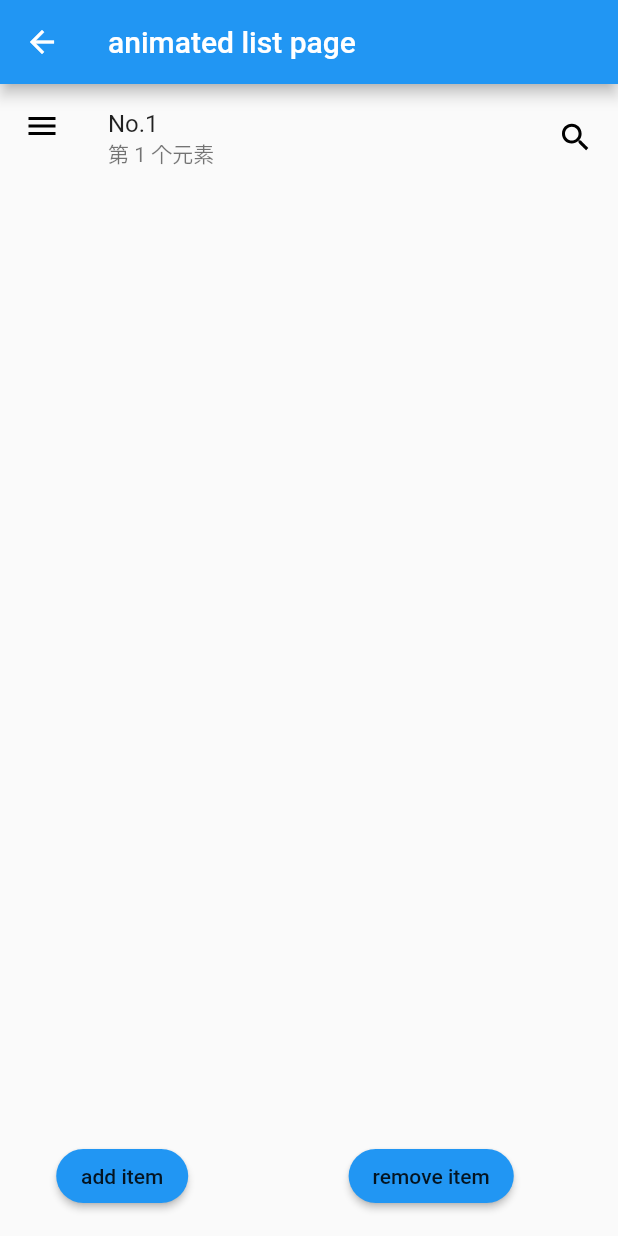
After one commit to K423-D/flutter_animations, a Flutter app: the AnimatedListPage screen opened by its route, after a tap on "add item", on a phone screen of 412 x 824 dp. The commit adds this screen. Run offline on Flutter 3.47's test engine with Material 2 defaults, Android fonts, the phone set to English and light mode, and no system bars.

Commit message:
add some animation demos

```diff
--- a/lib/Routes.dart
+++ b/lib/Routes.dart
@@ -3,7 +3,7 @@
  * @Author       : k423
  * @Date         : 2020-06-22 11:37:50
  * @LastEditors  : k423
- * @LastEditTime : 2020-06-22 18:16:37
+ * @LastEditTime : 2020-06-23 14:25:44
  * @FilePath     : \flutter_animations\lib\Routes.dart
  */
 import 'package:flutter/material.dart';
@@ -13,9 +13,13 @@ import 'package:flutteranimations/animated_builder_page.dart';
 import 'package:flutteranimations/animated_container.dart';
 import 'package:flutteranimations/animated_cross_fade.dart';
 import 'package:flutteranimations/animated_icon.dart';
+import 'package:flutteranimations/animated_list.dart';
+import 'package:flutteranimations/animated_modal_barrier.dart';
 import 'package:flutteranimations/animated_opacity.dart';
 import 'package:flutteranimations/animated_padding.dart';
 import 'package:flutteranimations/animated_switcher.dart';
+import 'package:flutteranimations/hero/hero_first_page.dart';
+import 'package:flutteranimations/hero/hero_second_page.dart';
 import 'package:flutteranimations/home_page.dart';
 
 class Routes {
@@ -29,6 +33,10 @@ class Routes {
   static final animatedContainerPage = '/animatedContainer';
   static final animatedSwitcherPage = '/animatedSwitcher';
   static final animatedIconPage = '/animatedIcon';
+  static final animatedModalBarrierPage = '/animatedModalBarrier';
+  static final animatedListPage = '/animatedList';
+  static final heroFirstPage = '/heroFirst';
+  static final heroSecondPage = '/heroSecond';
 
   static Map<String, WidgetBuilder> routes = {
     home: (context) => MyHomePage(title: 'animation 基本用法'),
@@ -41,5 +49,9 @@ class Routes {
     animatedContainerPage: (context) => AnimatedContainerPage(),
     animatedSwitcherPage: (context) => AnimatedSwitcherPage(),
     animatedIconPage: (context) => AnimatedIconPage(),
+    animatedModalBarrierPage: (context) => AnimatedModalBarrierPage(),
+    animatedListPage: (context) => AnimatedListPage(),
+    heroFirstPage: (context) => HeroFirstPage(),
+    heroSecondPage: (context) => HeroSecondPage(),
   };
 }
--- /dev/null
+++ b/lib/animated_list.dart
@@ -0,0 +1,124 @@
+/*
+ * @description  : 这里修改文件描述
+ * @Author       : k423
+ * @Date         : 2020-06-23 10:29:20
+ * @LastEditors  : k423
+ * @LastEditTime : 2020-06-23 11:52:15
+ * @FilePath     : \flutter_animations\lib\animated_list.dart
+ */
+import 'package:flutter/material.dart';
+
+class AnimatedListPage extends StatefulWidget {
+  @override
+  _AnimatedListPageState createState() => _AnimatedListPageState();
+}
+
+class _AnimatedListPageState extends State<AnimatedListPage>
+    with SingleTickerProviderStateMixin {
+  List<String> _list = [];
+  AnimationController _controller;
+  final GlobalKey<AnimatedListState> _listKey = GlobalKey<AnimatedListState>();
+
+  _addItem() {
+    final int _index = _list.length;
+    _list.insert(_index, _index.toString());
+    // 插入元素的方法（会启用动画）
+    _listKey.currentState.insertItem(_index);
+  }
+
+  _removeItem() {
+    if (_list.length != 0) {
+      final int _index = _list.length - 1;
+      String item = _list[_index];
+      // 删除元素的方法（启用动画）
+      _listKey.currentState.removeItem(_index,
+          (context, animation) => _buildListItem(item, _index, animation));
+      _list.removeAt(_index);
+    }
+  }
+
+  @override
+  void initState() {
+    _controller =
+        AnimationController(vsync: this, duration: Duration(seconds: 1));
+    super.initState();
+  }
+
+  @override
+  Widget build(BuildContext context) {
+    return Scaffold(
+      appBar: AppBar(
+        title: Text('animated list page'),
+      ),
+      body: AnimatedList(
+        shrinkWrap: true,
+        itemBuilder: (BuildContext context, int index, Animation animation) {
+          return _buildListItem(_list[index], index, animation);
+        },
+        key: _listKey,
+        initialItemCount: _list.length,
+      ),
+      floatingActionButton: Row(
+        mainAxisAlignment: MainAxisAlignment.spaceAround,
+        crossAxisAlignment: CrossAxisAlignment.center,
+        children: <Widget>[
+          RaisedButton(
+            onPressed: () {
+              _addItem();
+            },
+            child: Text('add item'),
+            color: Theme.of(context).primaryColor,
+            shape:
+                RoundedRectangleBorder(borderRadius: BorderRadius.circular(50)),
+          ),
+          RaisedButton(
+            onPressed: () {
+              _removeItem();
+            },
+            child: Text('remove item'),
+            color: Theme.of(context).primaryColor,
+            shape:
+                RoundedRectangleBorder(borderRadius: BorderRadius.circular(50)),
+          ),
+        ],
+      ),
+    );
+  }
+
+  // 构建item，可以修改动画效果
+  Widget _buildListItem(String title, int index, Animation animation) {
+    // 滑动动画
+    // return SlideTransition(
+    //   position: animation
+    //       .drive(CurveTween(curve: Curves.easeIn))
+    //       .drive(Tween(begin: Offset(1, 1), end: Offset(0, 0))),
+    //   child: ListTile(
+    //     title: Text(title),
+    //     subtitle: Text('第 $index 个元素'),
+    //   ),
+    // );
+
+    // 掉落动画
+    return SizeTransition(
+      sizeFactor: animation,
+      child: ListTile(
+        leading: AnimatedIcon(
+            icon: AnimatedIcons.menu_close,
+            color: Colors.black,
+            progress: _controller),
+        title: Text('No.${index + 1}'),
+        subtitle: Text('第 ${index + 1} 个元素'),
+        trailing: AnimatedIcon(
+            icon: AnimatedIcons.search_ellipsis,
+            color: Colors.black,
+            progress: _controller),
+        onTap: () {
+          _controller.forward();
+        },
+        onLongPress: () {
+          _controller.reverse();
+        },
+      ),
+    );
+  }
+}
--- /dev/null
+++ b/lib/custom_page_trasition.dart
@@ -0,0 +1,29 @@
+/*
+ * @description  : 这里修改文件描述
+ * @Author       : k423
+ * @Date         : 2020-06-23 14:39:01
+ * @LastEditors  : k423
+ * @LastEditTime : 2020-06-23 14:47:22
+ * @FilePath     : \flutter_animations\lib\custom_page_trasition.dart
+ */
+import 'package:flutter/material.dart';
+
+PageTransitionsBuilder createTransition() {
+  return CustomTransitionsBuilder();
+}
+
+// 自定义页面切换动画
+class CustomTransitionsBuilder extends PageTransitionsBuilder {
+  @override
+  Widget buildTransitions<T>(
+      PageRoute<T> route,
+      BuildContext context,
+      Animation<double> animation,
+      Animation<double> secondaryAnimation,
+      Widget child) {
+    return FadeTransition(
+      opacity: animation,
+      child: child,
+    );
+  }
+}
```
Also changed, not shown: lib/animated_modal_barrier.dart (added, +54 -0 lines), lib/hero/hero_first_page.dart (added, +100 -0 lines), lib/hero/hero_second_page.dart (added, +60 -0 lines), lib/home_page.dart (+6 -1 lines), lib/main.dart (+8 -3 lines), pubspec.yaml (+5 -3 lines), assets/books-1.jpg (added), assets/books-2.jpg (added), assets/books-3.jpg (added), assets/books-4.jpg (added).
